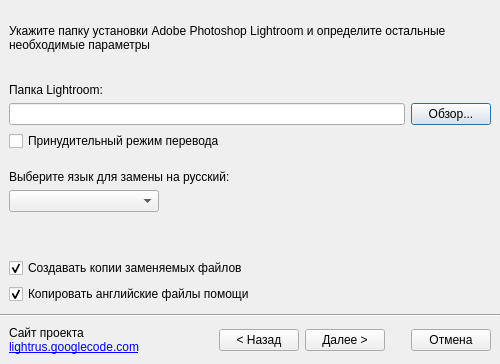
Old version of the form maindialog.ui in the repository HatteOne/lightrus.
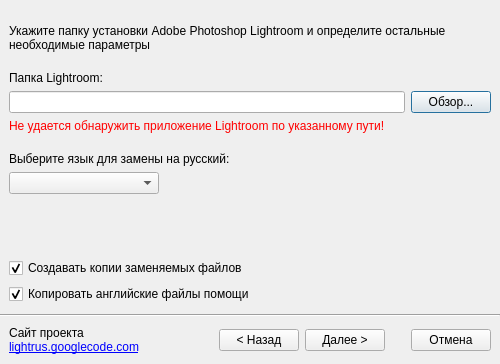
New version of the form. Icons and pictures are not drawn.

Patch:
```diff
--- a/maindialog.ui
+++ b/maindialog.ui
@@ -216,8 +216,8 @@
            </property>
            <property name="sizeHint" stdset="0">
             <size>
-             <width>20</width>
-             <height>25</height>
+             <width>479</width>
+             <height>13</height>
             </size>
            </property>
           </spacer>
@@ -251,16 +251,49 @@
           </layout>
          </item>
          <item>
-          <widget class="QCheckBox" name="check_box_forced_mode">
-           <property name="toolTip">
-            <string>&lt;!DOCTYPE HTML PUBLIC &quot;-//W3C//DTD HTML 4.0//EN&quot; &quot;http://www.w3.org/TR/REC-html40/strict.dtd&quot;&gt;
-&lt;html&gt;&lt;head&gt;&lt;meta name=&quot;qrichtext&quot; content=&quot;1&quot; /&gt;&lt;style type=&quot;text/css&quot;&gt;
-p, li { white-space: pre-wrap; }
-&lt;/style&gt;&lt;/head&gt;&lt;body style=&quot; font-family:'MS Shell Dlg 2'; font-size:8.25pt; font-weight:400; font-style:normal;&quot;&gt;
-&lt;p style=&quot; margin-top:0px; margin-bottom:0px; margin-left:0px; margin-right:0px; -qt-block-indent:0; text-indent:0px;&quot;&gt;&lt;span style=&quot; font-size:8pt; font-weight:600; font-style:italic;&quot;&gt;Принудительный режим перевода&lt;/span&gt;&lt;span style=&quot; font-size:8pt;&quot;&gt; может помочь в случае, если русификатор не может распознать введенный путь к Lightroom и отключает кнопку &amp;quot;Перевести&amp;quot;.&lt;/span&gt;&lt;/p&gt;&lt;/body&gt;&lt;/html&gt;</string>
+          <widget class="QLabel" name="label_invalid_path">
+           <property name="enabled">
+            <bool>true</bool>
+           </property>
+           <property name="palette">
+            <palette>
+             <active>
+              <colorrole role="WindowText">
+               <brush brushstyle="SolidPattern">
+                <color alpha="255">
+                 <red>255</red>
+                 <green>0</green>
+                 <blue>0</blue>
+                </color>
+               </brush>
+              </colorrole>
+             </active>
+             <inactive>
+              <colorrole role="WindowText">
+               <brush brushstyle="SolidPattern">
+                <color alpha="255">
+                 <red>255</red>
+                 <green>0</green>
+                 <blue>0</blue>
+                </color>
+               </brush>
+              </colorrole>
+             </inactive>
+             <disabled>
+              <colorrole role="WindowText">
+               <brush brushstyle="SolidPattern">
+                <color alpha="255">
+                 <red>69</red>
+                 <green>69</green>
+                 <blue>69</blue>
+                </color>
+               </brush>
+              </colorrole>
+             </disabled>
+            </palette>
            </property>
            <property name="text">
-            <string>Принудительный режим перевода</string>
+            <string>Не удается обнаружить приложение Lightroom по указанному пути!</string>
            </property>
           </widget>
          </item>
@@ -274,7 +307,7 @@
            </property>
            <property name="sizeHint" stdset="0">
             <size>
-             <width>20</width>
+             <width>479</width>
              <height>13</height>
             </size>
            </property>
```
